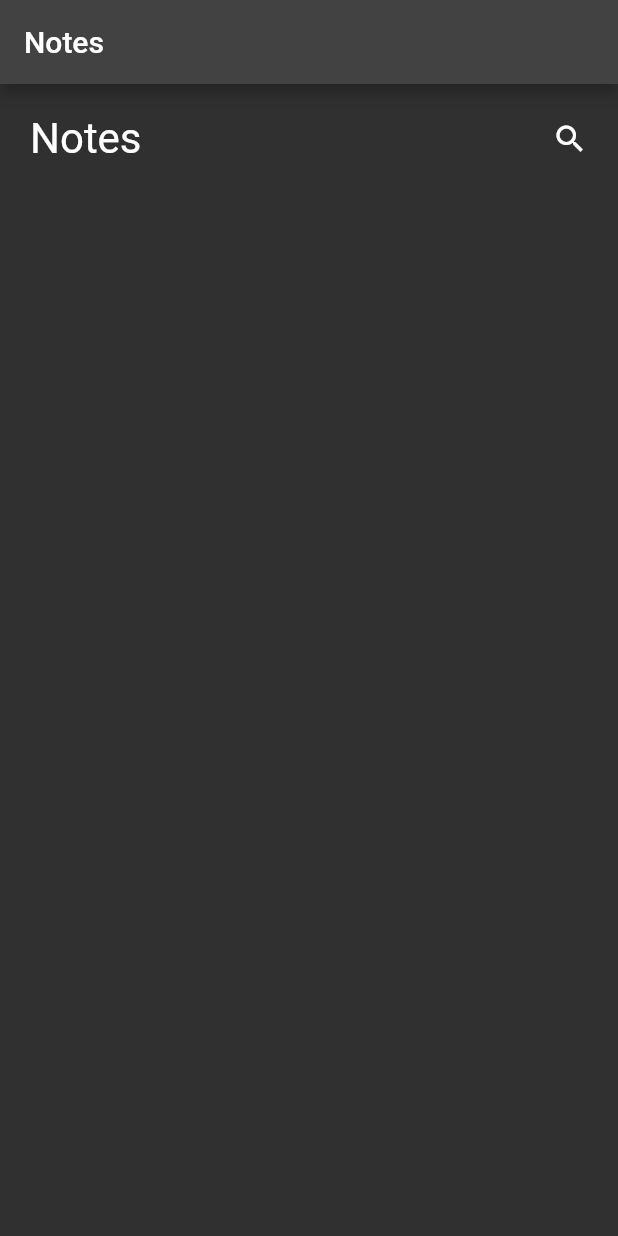
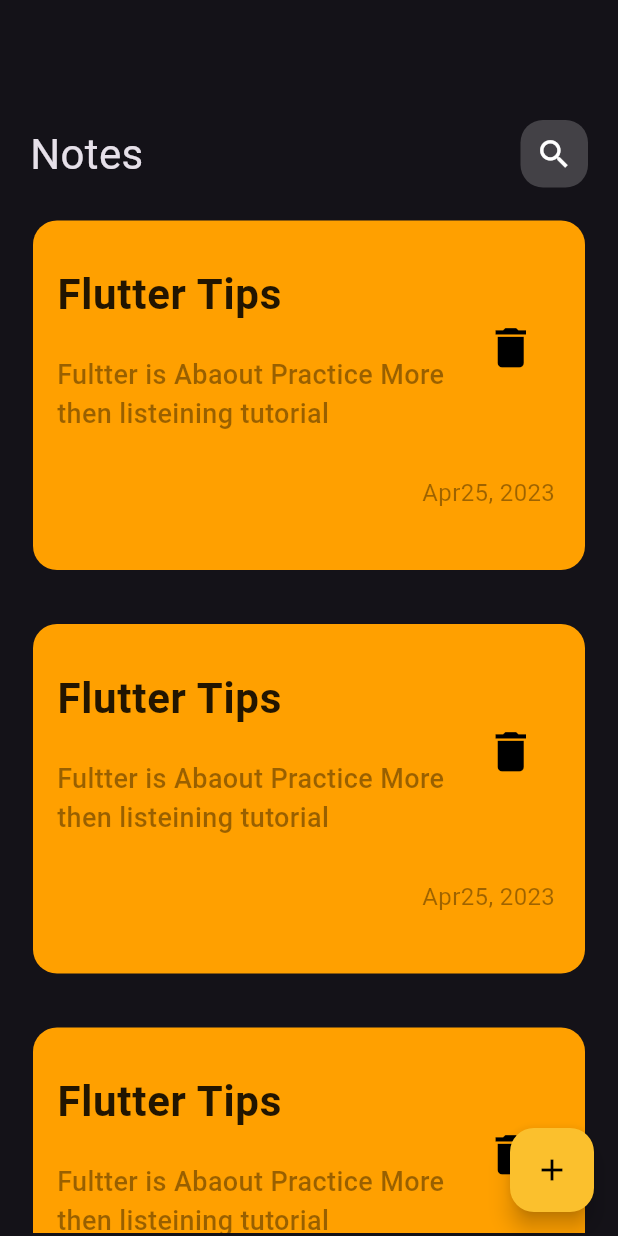
Before and after one commit to seraj123/Note_App, a Flutter app: the screen it shows after launch, on a phone screen of 412 x 824 dp. Run offline on Flutter 3.47's test engine with Material 2 defaults, Android fonts, the phone set to English and light mode, and no system bars.

Commit message:
bottom Sheet

```diff
--- a/lib/main.dart
+++ b/lib/main.dart
@@ -1,8 +1,10 @@
 import 'package:flutter/material.dart';
 import 'package:noteapp/pages/home_page.dart';
 
+import 'pages/search_page.dart';
+
 void main() {
-  runApp(MyApp());
+  runApp(const MyApp());
 }
 
 class MyApp extends StatelessWidget {
@@ -14,9 +16,13 @@ class MyApp extends StatelessWidget {
       debugShowCheckedModeBanner: false,
       theme: ThemeData(
         brightness: Brightness.dark,
+        useMaterial3: true,
 
       ),
-      home: HomePage(),
+      home: const HomePage(),
+      routes: {
+        "SearchPage" :(context) => const SearchPage(),
+      },
     );
   }
 }
--- a/lib/pages/home_page.dart
+++ b/lib/pages/home_page.dart
@@ -1,4 +1,8 @@
 import 'package:flutter/material.dart';
+
+import '../widgets/addnote_model_sheet.dart';
+import '../widgets/app_bar.dart';
+import '../widgets/list_view.dart';
 
 class HomePage extends StatefulWidget {
   const HomePage({super.key});
@@ -10,30 +14,27 @@ class HomePage extends StatefulWidget {
 class _HomePageState extends State<HomePage> {
   @override
   Widget build(BuildContext context) {
-    return  Scaffold(
-     // backgroundColor: Colors.limeAccent,
-      appBar: AppBar(
-        title: const Text("Notes"),
-      ),
+    return   Scaffold(
+      floatingActionButton: FloatingActionButton(
+        backgroundColor: Colors.yellow.shade700,
+
+        onPressed: (){
+          showModalBottomSheet(context: context, builder: (context){
+            return const AddNoteModelSheet();
+          });
+        },
+        child: const Icon(Icons.add, color: Colors.black,),),
       body: Padding(
-        padding: EdgeInsets.symmetric(vertical: 20, horizontal: 20),
+
+        padding: const EdgeInsets.only(top: 80, left: 20, right: 20),
         child: Column(
-          children: [
-            Row(
-              mainAxisAlignment: MainAxisAlignment.spaceBetween,
-              children:[
-              Text("Notes", style: TextStyle(fontSize: 28)),
-              Container(
-                decoration: BoxDecoration(
-
-                  borderRadius: BorderRadius.circular(15)
-                ),
-                child: Icon(Icons.search),
-              )
-          ])
-          ],
-        ),
+            children: const [
+               AppBarWidget(),
+               Expanded(child: NotesListView()),
+                         ]
+          ),
       ),
     );
+
   }
 }
--- /dev/null
+++ b/lib/widgets/app_bar.dart
@@ -0,0 +1,39 @@
+import 'package:flutter/material.dart';
+
+class AppBarWidget extends StatefulWidget {
+  const AppBarWidget({super.key});
+
+  @override
+  State<AppBarWidget> createState() => _AppBarWidgetState();
+}
+
+class _AppBarWidgetState extends State<AppBarWidget> {
+  @override
+  Widget build(BuildContext context) {
+    return   Column(
+      children: [
+        Row(
+          mainAxisAlignment: MainAxisAlignment.spaceBetween,
+          children:[
+          const Text("Notes", style: TextStyle(fontSize: 28)),
+             Container(
+              height: 45,
+              width: 45,
+              decoration: BoxDecoration(
+                color: Colors.white.withOpacity(0.2),
+                borderRadius: BorderRadius.circular(15)
+              ),
+              child: GestureDetector(
+                onTap: (){
+                  setState(() {
+                    Navigator.of(context).pushNamed("SearchPage");
+                  });
+                },
+                child: const Icon(Icons.search, size: 25,)),
+            ),
+
+      ])
+      ],
+    );
+  }
+}
--- /dev/null
+++ b/lib/widgets/item_list.dart
@@ -0,0 +1,53 @@
+import 'package:flutter/material.dart';
+
+class ItemList extends StatefulWidget {
+  const ItemList({super.key});
+
+  @override
+  State<ItemList> createState() => _ItemListState();
+}
+
+class _ItemListState extends State<ItemList> {
+  @override
+  Widget build(BuildContext context) {
+    return  Column(
+      children:  [
+        Container(
+          padding: const EdgeInsets.only(top:20, bottom: 40,  ),
+          decoration: BoxDecoration(
+            color: Colors.amber.shade700,
+            borderRadius: BorderRadius.circular(16),
+
+          ),
+          child: Column(
+                  crossAxisAlignment: CrossAxisAlignment.end,
+
+            children:  [
+             ListTile(
+              title: const Text("Flutter Tips", style: TextStyle(fontWeight:FontWeight.bold,fontSize: 28, color: Colors.black87)),
+              subtitle:  Padding(
+                padding: const EdgeInsets.only(top: 20),
+                child: Text("Fultter is Abaout Practice More then listeining tutorial ", style: TextStyle(fontSize: 18,fontWeight: FontWeight.w500, color: Colors.black.withOpacity(0.4))),
+              ),
+
+              trailing: IconButton(
+                onPressed: (){
+                  setState(() {
+
+                  });
+                },
+                icon: const Icon(Icons.delete, color: Colors.black,size: 35,)),
+
+            ),
+
+           const Padding(
+             padding:  EdgeInsets.only(right: 20, top: 20),
+             child:  Text("Apr25, 2023", style: TextStyle(fontSize: 16, color: Colors.black38)),
+           ),
+
+          ]),
+        )
+      ],
+    );
+  }
+}
--- /dev/null
+++ b/lib/widgets/list_view.dart
@@ -0,0 +1,21 @@
+import 'package:flutter/material.dart';
+
+import 'item_list.dart';
+
+class NotesListView extends StatelessWidget {
+  const NotesListView({super.key});
+
+  @override
+  Widget build(BuildContext context) {
+    return  Padding(
+      padding: const EdgeInsets.all(2.0),
+      child: ListView.builder(itemBuilder: (context, index) {
+
+        return const Padding(
+          padding:  EdgeInsets.only(top: 20, bottom: 16),
+          child:  ItemList(),
+        );
+      },),
+    );
+  }
+}
```
Also changed, not shown: lib/pages/search_page.dart (added, +14 -0 lines), lib/widgets/addnote_model_sheet.dart (added, +26 -0 lines), lib/widgets/custom_text_field.dart (added, +35 -0 lines).
